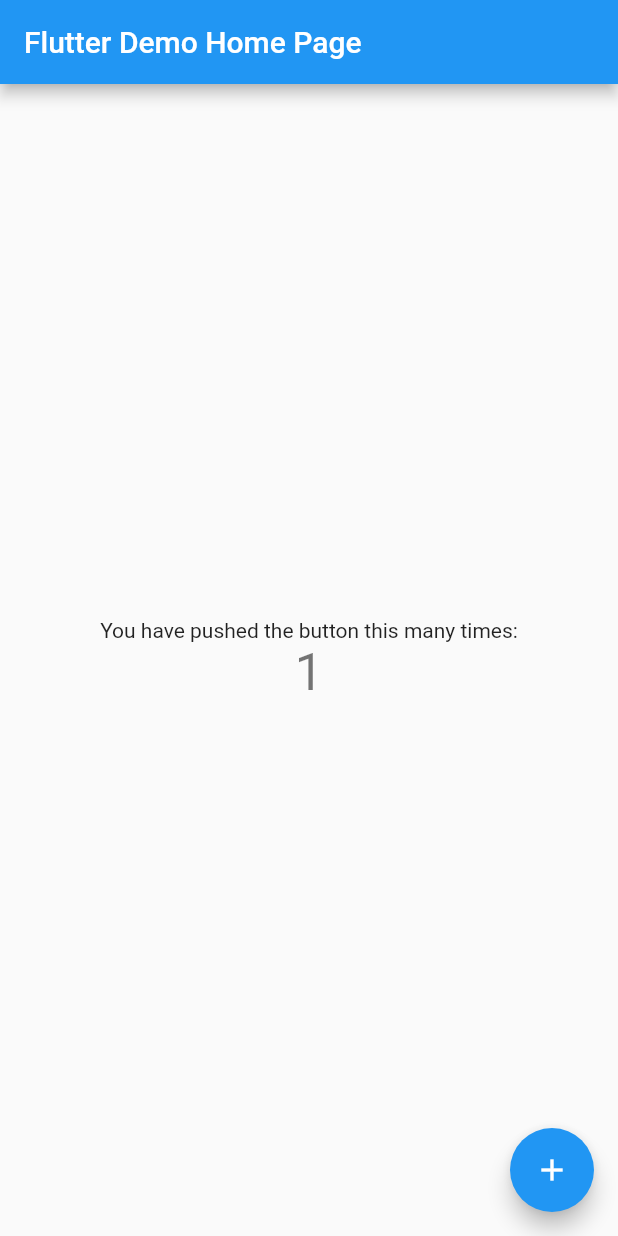
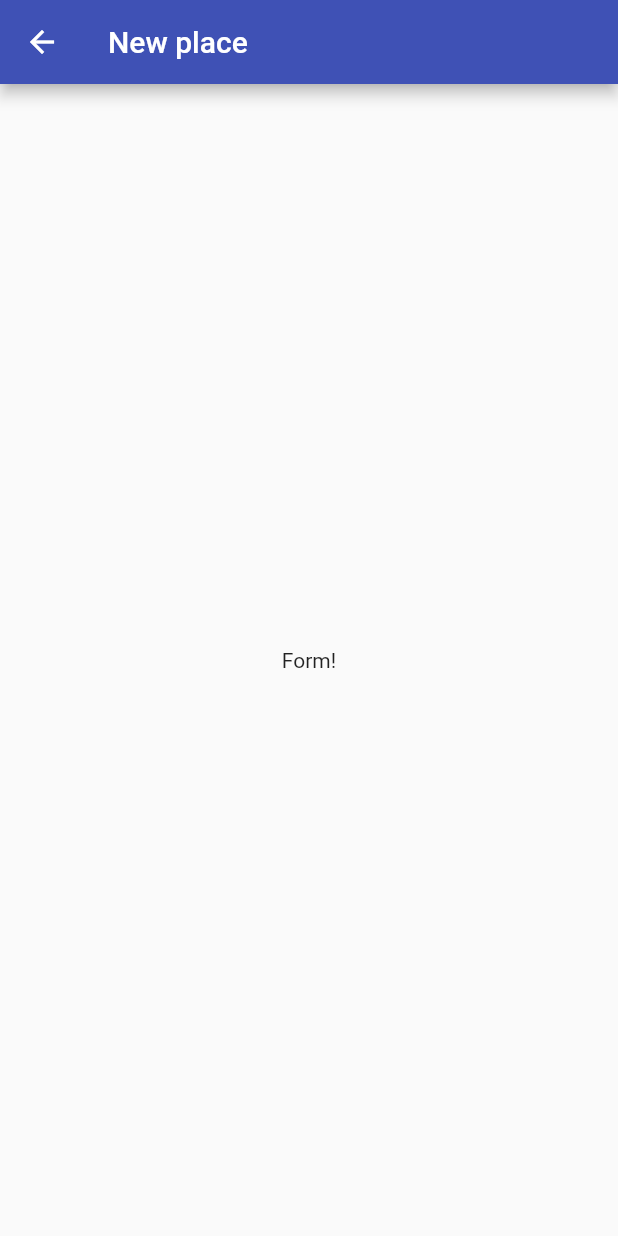
Before and after one commit to oElberte/great_places, a Flutter app: the screen it shows after launch, after a tap on the "add" icon, on a phone screen of 412 x 824 dp. Run offline on Flutter 3.47's test engine with Material 2 defaults, Android fonts, the phone set to English and light mode, and no system bars.

Commit message:
New screen and app route

```diff
--- a/lib/main.dart
+++ b/lib/main.dart
@@ -1,4 +1,7 @@
 import 'package:flutter/material.dart';
+import 'package:great_places/screens/place_form_screen.dart';
+import 'package:great_places/screens/places_list_screen.dart';
+import 'package:great_places/utils/app_routes.dart';
 
 void main() {
   runApp(const MyApp());
@@ -7,109 +10,23 @@ void main() {
 class MyApp extends StatelessWidget {
   const MyApp({Key? key}) : super(key: key);
 
-  // This widget is the root of your application.
   @override
   Widget build(BuildContext context) {
+    final ThemeData theme = ThemeData();
+
     return MaterialApp(
-      title: 'Flutter Demo',
-      theme: ThemeData(
-        // This is the theme of your application.
-        //
-        // Try running your application with "flutter run". You'll see the
-        // application has a blue toolbar. Then, without quitting the app, try
-        // changing the primarySwatch below to Colors.green and then invoke
-        // "hot reload" (press "r" in the console where you ran "flutter run",
-        // or simply save your changes to "hot reload" in a Flutter IDE).
-        // Notice that the counter didn't reset back to zero; the application
-        // is not restarted.
-        primarySwatch: Colors.blue,
+      title: 'Great places',
+      theme: theme.copyWith(
+        colorScheme: theme.colorScheme.copyWith(
+          primary: Colors.indigo,
+          secondary: Colors.amber,
+        ),
+        visualDensity: VisualDensity.adaptivePlatformDensity,
       ),
-      home: const MyHomePage(title: 'Flutter Demo Home Page'),
+      home: const PlacesListScreen(),
+      routes: {
+        AppRoutes.placeForm: (ctx) => const PlaceFormScreen(),
+      },
     );
   }
 }
-
-class MyHomePage extends StatefulWidget {
-  const MyHomePage({Key? key, required this.title}) : super(key: key);
-
-  // This widget is the home page of your application. It is stateful, meaning
-  // that it has a State object (defined below) that contains fields that affect
-  // how it looks.
-
-  // This class is the configuration for the state. It holds the values (in this
-  // case the title) provided by the parent (in this case the App widget) and
-  // used by the build method of the State. Fields in a Widget subclass are
-  // always marked "final".
-
-  final String title;
-
-  @override
-  State<MyHomePage> createState() => _MyHomePageState();
-}
-
-class _MyHomePageState extends State<MyHomePage> {
-  int _counter = 0;
-
-  void _incrementCounter() {
-    setState(() {
-      // This call to setState tells the Flutter framework that something has
-      // changed in this State, which causes it to rerun the build method below
-      // so that the display can reflect the updated values. If we changed
-      // _counter without calling setState(), then the build method would not be
-      // called again, and so nothing would appear to happen.
-      _counter++;
-    });
-  }
-
-  @override
-  Widget build(BuildContext context) {
-    // This method is rerun every time setState is called, for instance as done
-    // by the _incrementCounter method above.
-    //
-    // The Flutter framework has been optimized to make rerunning build methods
-    // fast, so that you can just rebuild anything that needs updating rather
-    // than having to individually change instances of widgets.
-    return Scaffold(
-      appBar: AppBar(
-        // Here we take the value from the MyHomePage object that was created by
-        // the App.build method, and use it to set our appbar title.
-        title: Text(widget.title),
-      ),
-      body: Center(
-        // Center is a layout widget. It takes a single child and positions it
-        // in the middle of the parent.
-        child: Column(
-          // Column is also a layout widget. It takes a list of children and
-          // arranges them vertically. By default, it sizes itself to fit its
-          // children horizontally, and tries to be as tall as its parent.
-          //
-          // Invoke "debug painting" (press "p" in the console, choose the
-          // "Toggle Debug Paint" action from the Flutter Inspector in Android
-          // Studio, or the "Toggle Debug Paint" command in Visual Studio Code)
-          // to see the wireframe for each widget.
-          //
-          // Column has various properties to control how it sizes itself and
-          // how it positions its children. Here we use mainAxisAlignment to
-          // center the children vertically; the main axis here is the vertical
-          // axis because Columns are vertical (the cross axis would be
-          // horizontal).
-          mainAxisAlignment: MainAxisAlignment.center,
-          children: <Widget>[
-            const Text(
-              'You have pushed the button this many times:',
-            ),
-            Text(
-              '$_counter',
-              style: Theme.of(context).textTheme.headline4,
-            ),
-          ],
-        ),
-      ),
-      floatingActionButton: FloatingActionButton(
-        onPressed: _incrementCounter,
-        tooltip: 'Increment',
-        child: const Icon(Icons.add),
-      ), // This trailing comma makes auto-formatting nicer for build methods.
-    );
-  }
-}
--- /dev/null
+++ b/lib/providers/great_places.dart
@@ -0,0 +1,18 @@
+import 'package:flutter/cupertino.dart';
+import 'package:great_places/models/place.dart';
+
+class GreatPlaces with ChangeNotifier {
+  List<Place> _items = [];
+
+  List<Place> get items {
+    return [..._items];
+  }
+
+  int get itemsCount {
+    return _items.length;
+  }
+
+  Place itemByIndex(int index) {
+    return _items[index];
+  }
+}
--- /dev/null
+++ b/lib/screens/place_form_screen.dart
@@ -0,0 +1,22 @@
+import 'package:flutter/material.dart';
+
+class PlaceFormScreen extends StatefulWidget {
+  const PlaceFormScreen({Key? key}) : super(key: key);
+
+  @override
+  State<PlaceFormScreen> createState() => _PlaceFormScreenState();
+}
+
+class _PlaceFormScreenState extends State<PlaceFormScreen> {
+  @override
+  Widget build(BuildContext context) {
+    return Scaffold(
+      appBar: AppBar(
+        title: const Text('New place'),
+      ),
+      body: const Center(
+        child: Text('Form!'),
+      ),
+    );
+  }
+}
--- /dev/null
+++ b/lib/screens/places_list_screen.dart
@@ -0,0 +1,26 @@
+import 'package:flutter/material.dart';
+import 'package:great_places/utils/app_routes.dart';
+
+class PlacesListScreen extends StatelessWidget {
+  const PlacesListScreen({Key? key}) : super(key: key);
+
+  @override
+  Widget build(BuildContext context) {
+    return Scaffold(
+      appBar: AppBar(
+        title: const Text('My places'),
+        actions: [
+          IconButton(
+            icon: const Icon(Icons.add),
+            onPressed: () {
+              Navigator.of(context).pushNamed(AppRoutes.placeForm);
+            },
+          ),
+        ],
+      ),
+      body: const Center(
+        child: CircularProgressIndicator.adaptive(),
+      ),
+    );
+  }
+}
--- /dev/null
+++ b/lib/utils/app_routes.dart
@@ -0,0 +1,3 @@
+class AppRoutes {
+  static const String placeForm = '/place-form';
+}
--- a/pubspec.yaml
+++ b/pubspec.yaml
@@ -29,6 +29,7 @@ environment:
 dependencies:
   flutter:
     sdk: flutter
+  provider: ^6.0.2
 
 
   # The following adds the Cupertino Icons font to your application.
```
Also changed, not shown: lib/models/place.dart (added, +27 -0 lines), pubspec.lock.
